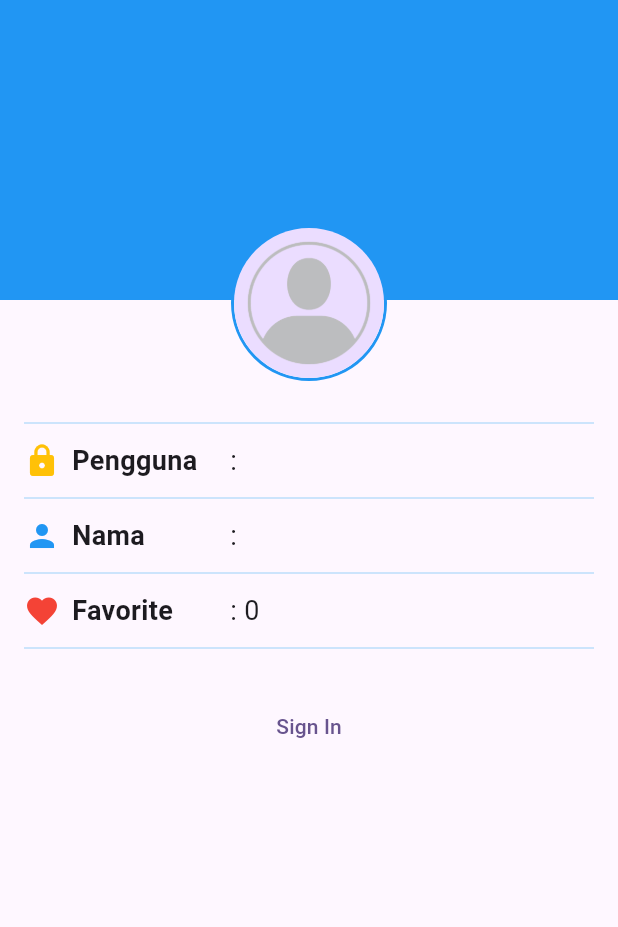
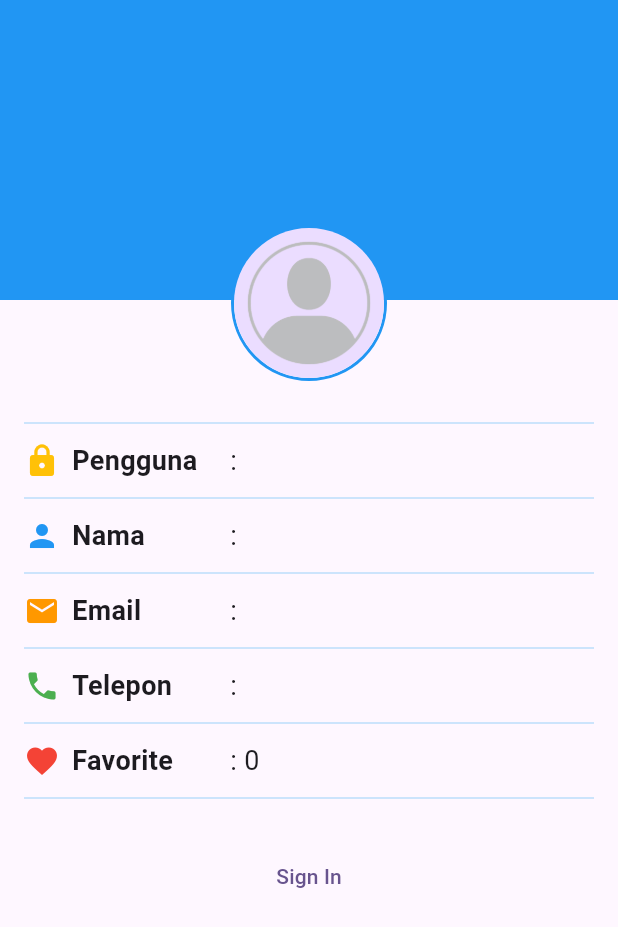
Before and after one commit to jodeyy/jualbeli_mobilbekas_k7, a Flutter app: the ProfileScreen screen opened directly, on a phone screen of 412 x 824 dp. Shown: the top 927 px of the screen. Run offline on Flutter 3.47's test engine with Material 3 defaults, Android fonts, the phone set to English and light mode, and no system bars; our stand-ins replace cached_network_image, shared_preferences; missing offline and left inert: encrypt; accounts and stored records are empty.

Commit message:
perbaikan untuk profile Screen

```diff
--- a/lib/main.dart
+++ b/lib/main.dart
@@ -32,8 +32,8 @@ class MyApp extends StatelessWidget {
       //initialRoute: '/signup',
 
       // home: DetailScreen(),
-      // home: ProfileScreen(),
-      home: HomeScreen(),
+      home: ProfileScreen(),
+      // home: HomeScreen(),
       //home: ChatScreen(),
       //home: SignInScreen(),
       //home: SignUpScreen(),
--- a/lib/screens/profile_screen.dart
+++ b/lib/screens/profile_screen.dart
@@ -12,22 +12,22 @@ class _ProfileScreenState extends State<ProfileScreen> {
   bool isSignedIn = false;
   String fullName = '';
   String userName = '';
-  // int favoriteCandiCount = 0;
+  String email = '';
+  String phoneNumber = '';
   int favoriteMobilCount = 0;
 
   // TODO 5. Implementasi fungsi signIn
-  void signIn(){
-    // setState(() {
-    //   isSignedIn = !isSignedIn;
-    // });
+  void signIn() {
     Navigator.pushNamed(context, '/signin');
   }
+
   // TODO 6. Implementasi fungsi signOut
-  void signOut(){
+  void signOut() {
     setState(() {
       isSignedIn = !isSignedIn;
     });
   }
+
   @override
   Widget build(BuildContext context) {
     return Scaffold(
@@ -76,21 +76,25 @@ class _ProfileScreenState extends State<ProfileScreen> {
                 SizedBox(height: 4),
                 Row(
                   children: [
-                    SizedBox(width: MediaQuery.of(context).size.width / 3,
+                    SizedBox(
+                      width: MediaQuery.of(context).size.width / 3,
                       child: Row(
                         children: [
                           Icon(Icons.lock, color: Colors.amber),
                           SizedBox(width: 8),
-                          Text('Pengguna',style: TextStyle(
-                              fontSize: 18, fontWeight: FontWeight.bold)
-                          )
+                          Text('Pengguna',
+                              style: TextStyle(
+                                  fontSize: 18, fontWeight: FontWeight.bold))
                         ],
                       ),
                     ),
                     Expanded(
-                      child: Text(': $userName', style: TextStyle(
-                          fontSize: 18),),),
-                    if(isSignedIn) Icon(Icons.edit),
+                      child: Text(
+                        ': $userName',
+                        style: TextStyle(fontSize: 18),
+                      ),
+                    ),
+                    if (isSignedIn) Icon(Icons.edit),
                   ],
                 ),
                 // Baris Nama
@@ -99,23 +103,79 @@ class _ProfileScreenState extends State<ProfileScreen> {
                 SizedBox(height: 4),
                 Row(
                   children: [
-                    SizedBox(width: MediaQuery.of(context).size.width / 3,
+                    SizedBox(
+                      width: MediaQuery.of(context).size.width / 3,
                       child: Row(
                         children: [
                           Icon(Icons.person, color: Colors.blue),
                           SizedBox(width: 8),
-                          Text('Nama',style: TextStyle(
-                              fontSize: 18, fontWeight: FontWeight.bold)
-                          )
+                          Text('Nama',
+                              style: TextStyle(
+                                  fontSize: 18, fontWeight: FontWeight.bold))
                         ],
                       ),
                     ),
                     Expanded(
-                      child: Text(': $fullName', style: TextStyle(
-                          fontSize: 18),
+                      child: Text(
+                        ': $fullName',
+                        style: TextStyle(fontSize: 18),
                       ),
                     ),
-                    if(isSignedIn) Icon(Icons.edit),
+                    if (isSignedIn) Icon(Icons.edit),
+                  ],
+                ),
+                // Baris Email
+                SizedBox(height: 4),
+                Divider(color: Colors.blue[100]),
+                SizedBox(height: 4),
+                Row(
+                  children: [
+                    SizedBox(
+                      width: MediaQuery.of(context).size.width / 3,
+                      child: Row(
+                        children: [
+                          Icon(Icons.email, color: Colors.orange),
+                          SizedBox(width: 8),
+                          Text('Email',
+                              style: TextStyle(
+                                  fontSize: 18, fontWeight: FontWeight.bold))
+                        ],
+                      ),
+                    ),
+                    Expanded(
+                      child: Text(
+                        ': $email',
+                        style: TextStyle(fontSize: 18),
+                      ),
+                    ),
+                    if (isSignedIn) Icon(Icons.edit),
+                  ],
+                ),
+                // Baris Telepon
+                SizedBox(height: 4),
+                Divider(color: Colors.blue[100]),
+                SizedBox(height: 4),
+                Row(
+                  children: [
+                    SizedBox(
+                      width: MediaQuery.of(context).size.width / 3,
+                      child: Row(
+                        children: [
+                          Icon(Icons.phone, color: Colors.green),
+                          SizedBox(width: 8),
+                          Text('Telepon',
+                              style: TextStyle(
+                                  fontSize: 18, fontWeight: FontWeight.bold))
+                        ],
+                      ),
+                    ),
+                    Expanded(
+                      child: Text(
+                        ': $phoneNumber',
+                        style: TextStyle(fontSize: 18),
+                      ),
+                    ),
+                    if (isSignedIn) Icon(Icons.edit),
                   ],
                 ),
                 // Baris Favorit
@@ -124,23 +184,25 @@ class _ProfileScreenState extends State<ProfileScreen> {
                 SizedBox(height: 4),
                 Row(
                   children: [
-                    SizedBox(width: MediaQuery.of(context).size.width / 3,
+                    SizedBox(
+                      width: MediaQuery.of(context).size.width / 3,
                       child: Row(
                         children: [
                           Icon(Icons.favorite, color: Colors.red),
                           SizedBox(width: 8),
-                          Text('Favorite',style: TextStyle(
-                              fontSize: 18, fontWeight: FontWeight.bold)
-                          )
+                          Text('Favorite',
+                              style: TextStyle(
+                                  fontSize: 18, fontWeight: FontWeight.bold))
                         ],
                       ),
                     ),
                     Expanded(
-                      child: Text(': $favoriteMobilCount', style: TextStyle(
-                          fontSize: 18),
+                      child: Text(
+                        ': $favoriteMobilCount',
+                        style: TextStyle(fontSize: 18),
                       ),
                     ),
-                    if(isSignedIn) Icon(Icons.edit),
+                    if (isSignedIn) Icon(Icons.edit),
                   ],
                 ),
 
@@ -148,12 +210,11 @@ class _ProfileScreenState extends State<ProfileScreen> {
                 SizedBox(height: 4),
                 Divider(color: Colors.blue[100]),
                 SizedBox(height: 20),
-                isSignedIn ? TextButton(
-                    onPressed: signOut,
-                    child: Text('Sign Out'))
+                isSignedIn
+                    ? TextButton(
+                    onPressed: signOut, child: Text('Sign Out'))
                     : TextButton(
-                    onPressed: signIn,
-                    child: Text('Sign In')),
+                    onPressed: signIn, child: Text('Sign In')),
               ],
             ),
           )
```
